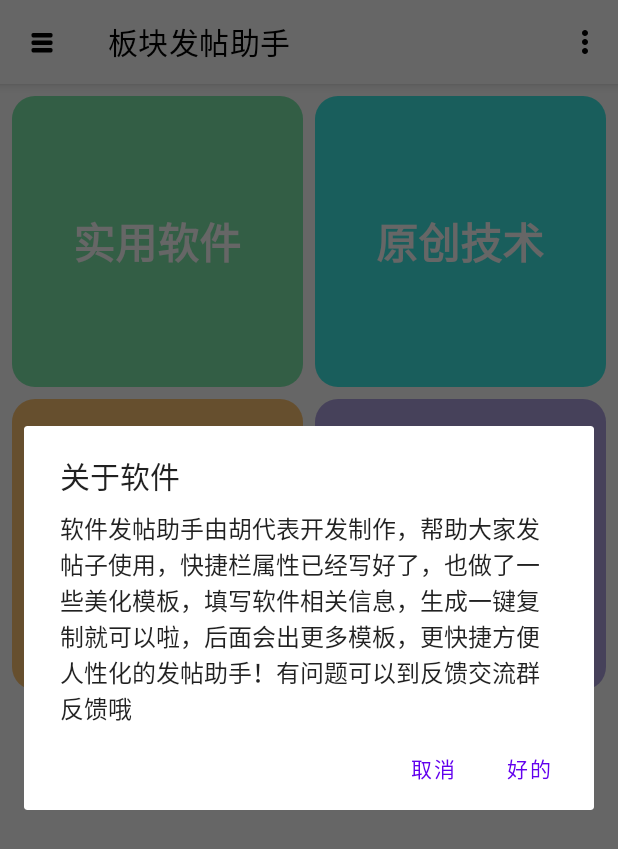
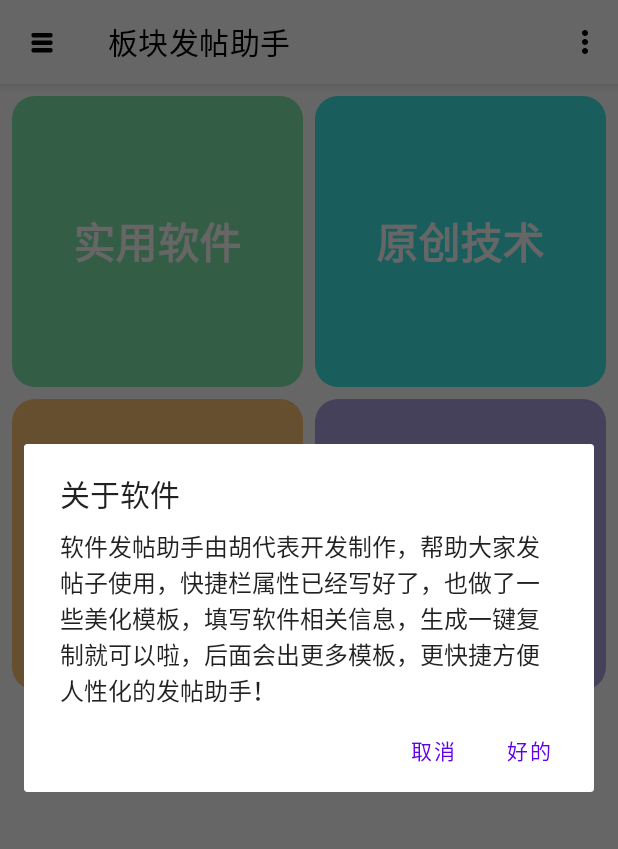
Before and after one commit to XiaMuYao/Milo, an Android app: the screen it shows after launch (MainActivity), in the options menu, after a tap on "关于软件", on a phone screen of 412 x 824 dp. Shown: the top 849 px of the screen. Run offline under Robolectric (Android 15) with nearby library versions, the phone set to English and light mode, and no system bars; our stand-ins replace data binding; libraries missing offline, so code that uses them is left out: com.gyf.immersionbar, com.umeng.analytics, com.umeng.commonsdk; 3 statements that could not run were skipped.

Commit message:
删除文字

```diff
--- a/app/src/main/res/values/strings.xml
+++ b/app/src/main/res/values/strings.xml
@@ -14,6 +14,6 @@
     <string name="menu_home">关于软件</string>
     <string name="menu_gallery">使用帮助</string>
     <string name="help">每个模块只需要填入你需要发布的信息即可，标注美化线的地方是用了美化线条，可以不用填写，软件可以在线查看apk信息，右上角可以切换更多美化版本模式，生成的美化线条在本软件的生成弹窗里可能会乱，但是复制到软件里就是完整的格式不会乱的，可以先点击生成看一下模板哦</string>
-    <string name="about">软件发帖助手由胡代表开发制作，帮助大家发帖子使用，快捷栏属性已经写好了，也做了一些美化模板，填写软件相关信息，生成一键复制就可以啦，后面会出更多模板，更快捷方便人性化的发帖助手！有问题可以到反馈交流群反馈哦</string>
+    <string name="about">软件发帖助手由胡代表开发制作，帮助大家发帖子使用，快捷栏属性已经写好了，也做了一些美化模板，填写软件相关信息，生成一键复制就可以啦，后面会出更多模板，更快捷方便人性化的发帖助手！</string>
 
 </resources>
```
